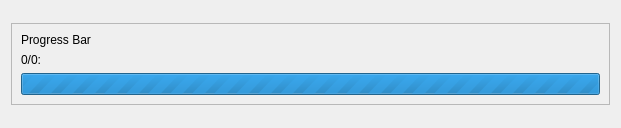
First picture: the form in atlas/ui/notifications/ProgressMessage.ui, repository KJNeko/Atlas, before the edit.
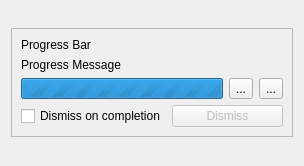
Second picture: the form after the edit.

The edit to the form file:
```diff
--- a/atlas/ui/notifications/ProgressMessage.ui
+++ b/atlas/ui/notifications/ProgressMessage.ui
@@ -6,12 +6,12 @@
    <rect>
     <x>0</x>
     <y>0</y>
-    <width>621</width>
-    <height>128</height>
+    <width>304</width>
+    <height>166</height>
    </rect>
   </property>
   <property name="sizePolicy">
-   <sizepolicy hsizetype="Fixed" vsizetype="Fixed">
+   <sizepolicy hsizetype="Expanding" vsizetype="Fixed">
     <horstretch>0</horstretch>
     <verstretch>0</verstretch>
    </sizepolicy>
@@ -23,7 +23,7 @@
    <item>
     <widget class="QFrame" name="frame">
      <property name="sizePolicy">
-      <sizepolicy hsizetype="Minimum" vsizetype="Fixed">
+      <sizepolicy hsizetype="Expanding" vsizetype="Fixed">
        <horstretch>0</horstretch>
        <verstretch>0</verstretch>
       </sizepolicy>
@@ -57,24 +57,112 @@
          </sizepolicy>
         </property>
         <property name="text">
-         <string>0/0: </string>
+         <string>Progress Message</string>
         </property>
        </widget>
       </item>
       <item>
-       <widget class="QProgressBar" name="progressBar">
-        <property name="sizePolicy">
-         <sizepolicy hsizetype="Expanding" vsizetype="Maximum">
-          <horstretch>0</horstretch>
-          <verstretch>0</verstretch>
-         </sizepolicy>
+       <widget class="QFrame" name="frame_3">
+        <property name="frameShape">
+         <enum>QFrame::NoFrame</enum>
         </property>
-        <property name="maximum">
-         <number>0</number>
+        <property name="frameShadow">
+         <enum>QFrame::Raised</enum>
         </property>
-        <property name="value">
-         <number>0</number>
+        <layout class="QHBoxLayout" name="horizontalLayout_2">
+         <property name="leftMargin">
+          <number>0</number>
+         </property>
+         <property name="topMargin">
+          <number>0</number>
+         </property>
+         <property name="rightMargin">
+          <number>0</number>
+         </property>
+         <property name="bottomMargin">
+          <number>0</number>
+         </property>
+         <item>
+          <widget class="QProgressBar" name="progressBar">
+           <property name="sizePolicy">
+            <sizepolicy hsizetype="Expanding" vsizetype="Maximum">
+             <horstretch>0</horstretch>
+             <verstretch>0</verstretch>
+            </sizepolicy>
+           </property>
+           <property name="maximum">
+            <number>0</number>
+           </property>
+           <property name="value">
+            <number>0</number>
+           </property>
+          </widget>
+         </item>
+         <item>
+          <widget class="QToolButton" name="btnPauseCont">
+           <property name="text">
+            <string>...</string>
+           </property>
+           <property name="checkable">
+            <bool>true</bool>
+           </property>
+          </widget>
+         </item>
+         <item>
+          <widget class="QToolButton" name="btnCancel">
+           <property name="text">
+            <string>...</string>
+           </property>
+          </widget>
+         </item>
+        </layout>
+       </widget>
+      </item>
+      <item>
+       <widget class="QFrame" name="frame_2">
+        <property name="frameShape">
+         <enum>QFrame::NoFrame</enum>
         </property>
+        <property name="frameShadow">
+         <enum>QFrame::Raised</enum>
+        </property>
+        <layout class="QHBoxLayout" name="horizontalLayout">
+         <property name="leftMargin">
+          <number>0</number>
+         </property>
+         <property name="topMargin">
+          <number>0</number>
+         </property>
+         <property name="rightMargin">
+          <number>0</number>
+         </property>
+         <property name="bottomMargin">
+          <number>0</number>
+         </property>
+         <item>
+          <widget class="QCheckBox" name="checkBox">
+           <property name="sizePolicy">
+            <sizepolicy hsizetype="Fixed" vsizetype="Fixed">
+             <horstretch>0</horstretch>
+             <verstretch>0</verstretch>
+            </sizepolicy>
+           </property>
+           <property name="text">
+            <string>Dismiss on completion</string>
+           </property>
+          </widget>
+         </item>
+         <item>
+          <widget class="QPushButton" name="btnDismiss">
+           <property name="enabled">
+            <bool>false</bool>
+           </property>
+           <property name="text">
+            <string>Dismiss</string>
+           </property>
+          </widget>
+         </item>
+        </layout>
        </widget>
       </item>
      </layout>
```
